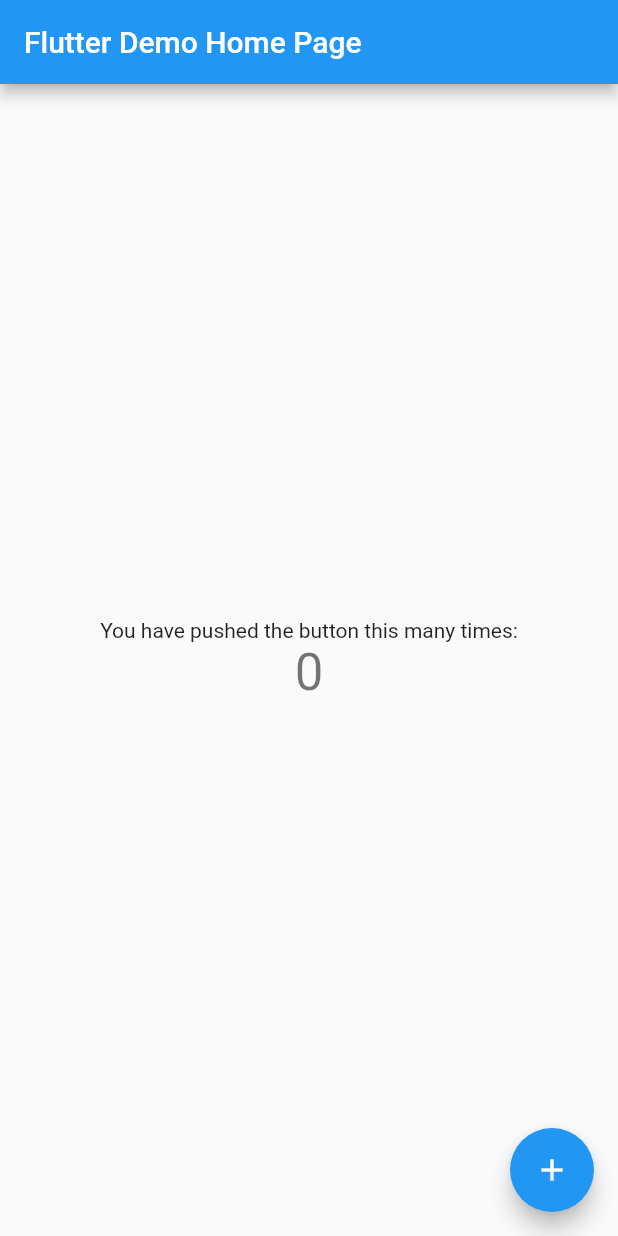
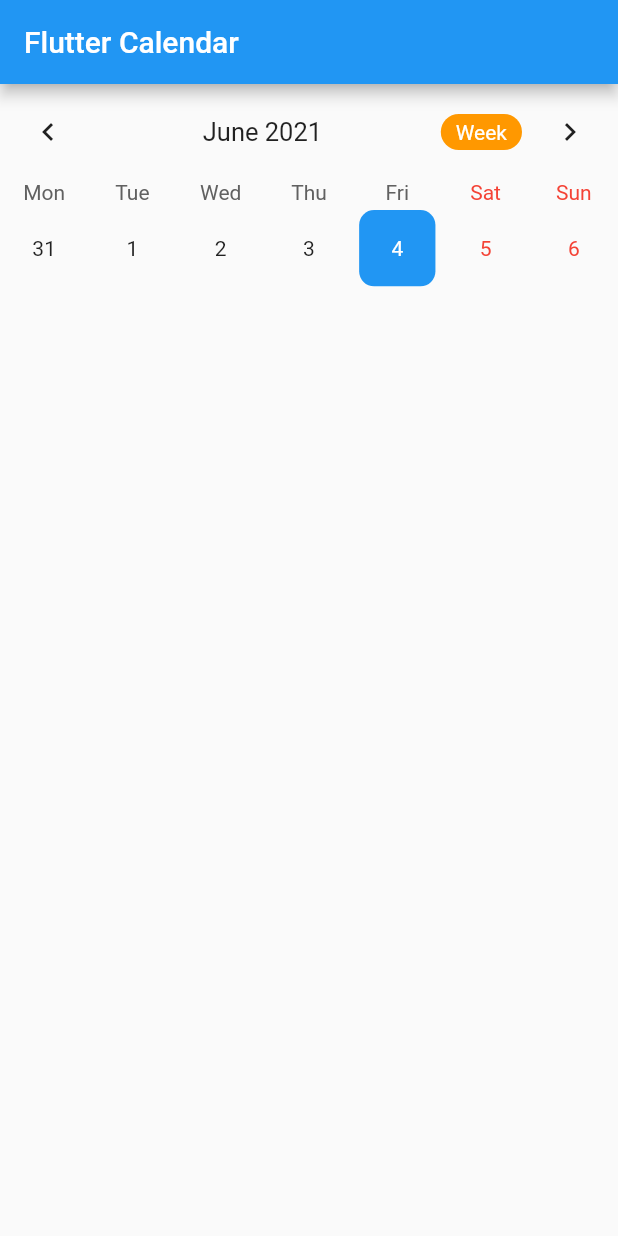
Before and after one commit to kouyoumikan/calender_test, a Flutter app: the screen it shows after launch, on a phone screen of 412 x 824 dp. Run offline on Flutter 3.47's test engine with Material 2 defaults, Android fonts, the phone set to English and light mode, and no system bars; drawn by our look-alikes of table_calendar.

Commit message:
table_calendarのデザイン　テンプレート

```diff
--- a/lib/main.dart
+++ b/lib/main.dart
@@ -1,117 +1,95 @@
 import 'package:flutter/material.dart';
+import 'package:table_calendar/table_calendar.dart';
 
-void main() {
-  runApp(MyApp());
-}
+void main() => runApp(MyApp());
 
 class MyApp extends StatelessWidget {
-  // This widget is the root of your application.
   @override
   Widget build(BuildContext context) {
     return MaterialApp(
-      title: 'Flutter Demo',
+      title: 'Flutter Calendar',
       theme: ThemeData(
-        // This is the theme of your application.
-        //
-        // Try running your application with "flutter run". You'll see the
-        // application has a blue toolbar. Then, without quitting the app, try
-        // changing the primarySwatch below to Colors.green and then invoke
-        // "hot reload" (press "r" in the console where you ran "flutter run",
-        // or simply save your changes to "hot reload" in a Flutter IDE).
-        // Notice that the counter didn't reset back to zero; the application
-        // is not restarted.
         primarySwatch: Colors.blue,
-        // This makes the visual density adapt to the platform that you run
-        // the app on. For desktop platforms, the controls will be smaller and
-        // closer together (more dense) than on mobile platforms.
-        visualDensity: VisualDensity.adaptivePlatformDensity,
       ),
-      home: MyHomePage(title: 'Flutter Demo Home Page'),
+      home: HomePage(),
     );
   }
 }
 
-class MyHomePage extends StatefulWidget {
-  MyHomePage({Key key, this.title}) : super(key: key);
+class HomePage extends StatefulWidget {
+  @override
+  _HomePageState createState() => _HomePageState();
+}
 
-  // This widget is the home page of your application. It is stateful, meaning
-  // that it has a State object (defined below) that contains fields that affect
-  // how it looks.
-
-  // This class is the configuration for the state. It holds the values (in this
-  // case the title) provided by the parent (in this case the App widget) and
-  // used by the build method of the State. Fields in a Widget subclass are
-  // always marked "final".
-
-  final String title;
+class _HomePageState extends State<HomePage> {
+  CalendarController _controller;
 
   @override
-  _MyHomePageState createState() => _MyHomePageState();
-}
-
-class _MyHomePageState extends State<MyHomePage> {
-  int _counter = 0;
-
-  void _incrementCounter() {
-    setState(() {
-      // This call to setState tells the Flutter framework that something has
-      // changed in this State, which causes it to rerun the build method below
-      // so that the display can reflect the updated values. If we changed
-      // _counter without calling setState(), then the build method would not be
-      // called again, and so nothing would appear to happen.
-      _counter++;
-    });
+  void initState() {
+    // TODO: implement initState
+    super.initState();
+    _controller = CalendarController();
   }
 
   @override
   Widget build(BuildContext context) {
-    // This method is rerun every time setState is called, for instance as done
-    // by the _incrementCounter method above.
-    //
-    // The Flutter framework has been optimized to make rerunning build methods
-    // fast, so that you can just rebuild anything that needs updating rather
-    // than having to individually change instances of widgets.
     return Scaffold(
       appBar: AppBar(
-        // Here we take the value from the MyHomePage object that was created by
-        // the App.build method, and use it to set our appbar title.
-        title: Text(widget.title),
+        title: Text('Flutter Calendar'),
       ),
-      body: Center(
-        // Center is a layout widget. It takes a single child and positions it
-        // in the middle of the parent.
+      body: SingleChildScrollView(
         child: Column(
-          // Column is also a layout widget. It takes a list of children and
-          // arranges them vertically. By default, it sizes itself to fit its
-          // children horizontally, and tries to be as tall as its parent.
-          //
-          // Invoke "debug painting" (press "p" in the console, choose the
-          // "Toggle Debug Paint" action from the Flutter Inspector in Android
-          // Studio, or the "Toggle Debug Paint" command in Visual Studio Code)
-          // to see the wireframe for each widget.
-          //
-          // Column has various properties to control how it sizes itself and
-          // how it positions its children. Here we use mainAxisAlignment to
-          // center the children vertically; the main axis here is the vertical
-          // axis because Columns are vertical (the cross axis would be
-          // horizontal).
-          mainAxisAlignment: MainAxisAlignment.center,
+          crossAxisAlignment: CrossAxisAlignment.start,
           children: <Widget>[
-            Text(
-              'You have pushed the button this many times:',
-            ),
-            Text(
-              '$_counter',
-              style: Theme.of(context).textTheme.headline4,
-            ),
+            TableCalendar(
+              initialCalendarFormat: CalendarFormat.week,
+              calendarStyle: CalendarStyle(
+                  todayColor: Colors.orange,
+                  selectedColor: Theme.of(context).primaryColor,
+                  todayStyle: TextStyle(
+                      fontWeight: FontWeight.bold,
+                      fontSize: 18.0,
+                      color: Colors.white)),
+              headerStyle: HeaderStyle(
+                centerHeaderTitle: true,
+                formatButtonDecoration: BoxDecoration(
+                  color: Colors.orange,
+                  borderRadius: BorderRadius.circular(20.0),
+                ),
+                formatButtonTextStyle: TextStyle(color: Colors.white),
+                formatButtonShowsNext: false,
+              ),
+              startingDayOfWeek: StartingDayOfWeek.monday,
+              onDaySelected: (date, events) {
+                print(date.toIso8601String());
+              },
+              builders: CalendarBuilders(
+                selectedDayBuilder: (context, date, events) => Container(
+                    margin: const EdgeInsets.all(4.0),
+                    alignment: Alignment.center,
+                    decoration: BoxDecoration(
+                        color: Theme.of(context).primaryColor,
+                        borderRadius: BorderRadius.circular(10.0)),
+                    child: Text(
+                      date.day.toString(),
+                      style: TextStyle(color: Colors.white),
+                    )),
+                todayDayBuilder: (context, date, events) => Container(
+                    margin: const EdgeInsets.all(4.0),
+                    alignment: Alignment.center,
+                    decoration: BoxDecoration(
+                        color: Colors.orange,
+                        borderRadius: BorderRadius.circular(10.0)),
+                    child: Text(
+                      date.day.toString(),
+                      style: TextStyle(color: Colors.white),
+                    )),
+              ),
+              calendarController: _controller,
+            )
           ],
         ),
       ),
-      floatingActionButton: FloatingActionButton(
-        onPressed: _incrementCounter,
-        tooltip: 'Increment',
-        child: Icon(Icons.add),
-      ), // This trailing comma makes auto-formatting nicer for build methods.
     );
   }
 }
--- a/pubspec.yaml
+++ b/pubspec.yaml
@@ -28,6 +28,7 @@ dependencies:
   # The following adds the Cupertino Icons font to your application.
   # Use with the CupertinoIcons class for iOS style icons.
   cupertino_icons: ^0.1.3
+  table_calendar: ^2.0.1
 
 dev_dependencies:
   flutter_test:
```
Also changed, not shown: pubspec.lock.
